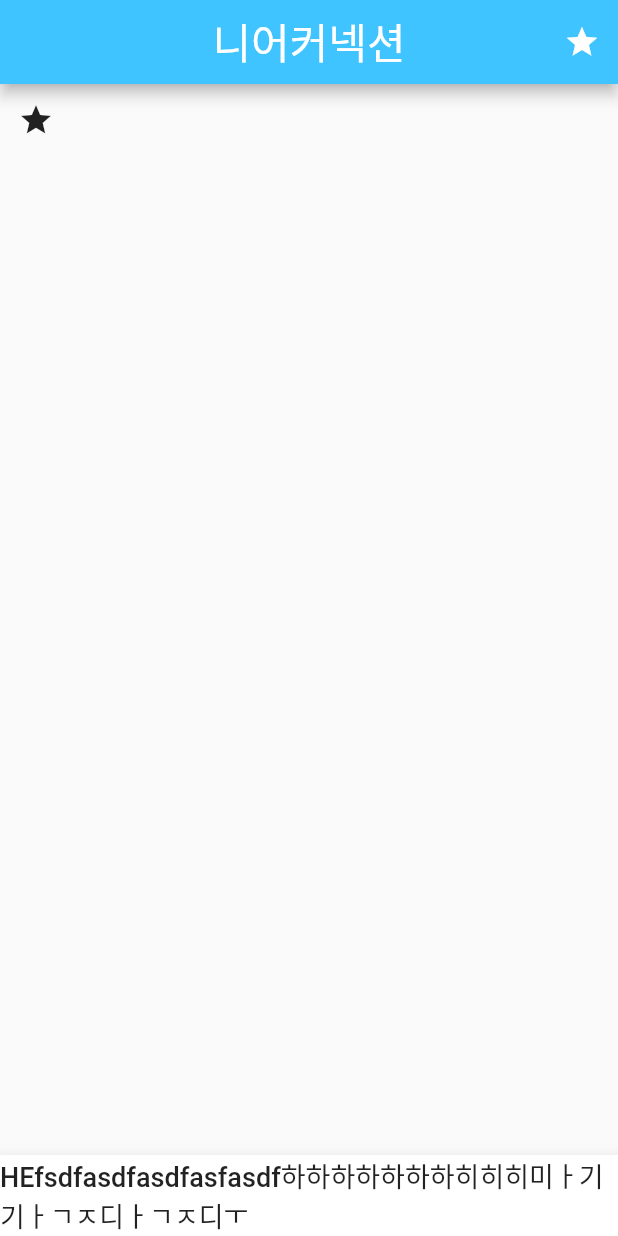
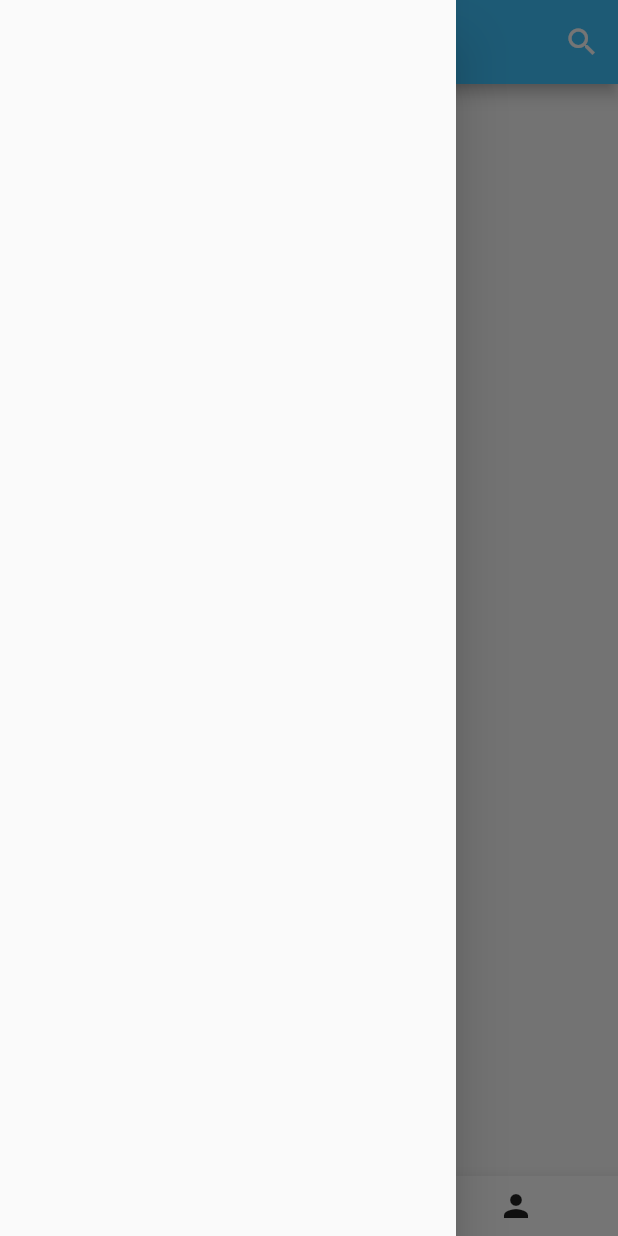
Before and after one commit to KU-Hackathon/NearConnection, a Flutter app: the screen it shows after launch, with the side drawer open (before the commit the screen has no drawer), on a phone screen of 412 x 824 dp. Run offline on Flutter 3.47's test engine with Material 2 defaults, Android fonts, the phone set to English and light mode, and no system bars; our stand-ins replace fluttertoast; missing offline and left inert: kakao_flutter_sdk; Roboto replaces fonts that are missing (Aggro, Pretendard); project files that could hold a hidden picture were left out.

Commit message:
Modeling first

```diff
--- /dev/null
+++ b/kwanho/lib/Screens/bottom.dart
@@ -0,0 +1,22 @@
+
+import 'package:flutter/material.dart';
+
+class Bottom extends StatelessWidget {
+  const Bottom({super.key});
+
+  @override
+  Widget build(BuildContext context) {
+    return BottomAppBar(
+      height: 40,
+      child: Row(
+        mainAxisAlignment: MainAxisAlignment.spaceEvenly,
+        children: [
+          IconButton(onPressed: ()=> Navigator.pushNamed(context, '/MyPage'), icon: Icon(Icons.person)),
+          IconButton(onPressed: ()=> Navigator.pushNamed(context, '/PostView'), icon: Icon(Icons.person)),
+          IconButton(onPressed: ()=> Navigator.pushNamed(context, '/Login'), icon: Icon(Icons.person)),
+          IconButton(onPressed: ()=> Navigator.pushNamed(context, '/PostView'), icon: Icon(Icons.person)),
+        ],
+      ),
+    );
+  }
+}
--- /dev/null
+++ b/kwanho/lib/Screens/mainpage.dart
@@ -0,0 +1,68 @@
+
+import 'package:flutter/material.dart';
+
+import 'bottom.dart';
+class MainPage extends StatelessWidget {
+  const MainPage({super.key});
+  @override
+  Widget build(BuildContext context) {
+    return Scaffold(
+      drawer: Drawer(),
+      appBar: AppBar(
+        title: Text("니어커넥션"),
+        actions: [
+          IconButton(onPressed: (){}, icon: Icon(Icons.search))
+        ],
+      ),
+
+      body: ListView(
+        children: [
+
+        ],
+      ),
+      bottomNavigationBar: Bottom(),
+    );
+  }
+}
+class View extends StatelessWidget {
+  final String Title;
+  View(this.Title);
+
+  @override
+  Widget build(BuildContext context) {
+    return SizedBox(
+      height: 350,
+      child: Center(
+        child: Padding(
+          padding: const EdgeInsets.all(10),
+          child: Container(
+            width: double.maxFinite,
+            decoration: BoxDecoration( border: Border.all(width: 3, color: Colors.black), borderRadius: BorderRadius.all(Radius.circular(20))),
+            child: Column(
+              children: [
+                Padding(
+                  padding: const EdgeInsets.only(top: 20),
+                  child: SizedBox(width:double.maxFinite,child: Text("       $Title 게시판",textAlign: TextAlign.left,),),
+                ),
+                TextButton(onPressed: (){}, child: Text("알랄랄라ㅏㄹ라랄"))
+              ],
+            ),
+          ),
+        ),
+      ),
+    );
+  }
+}
+
+class Preview extends StatelessWidget {
+  const Preview({super.key});
+
+  @override
+  Widget build(BuildContext context) {
+    return Container(
+      height: 300,
+      width: 200,
+      color: Colors.red,
+    );
+  }
+}
--- a/kwanho/lib/main.dart
+++ b/kwanho/lib/main.dart
@@ -1,5 +1,14 @@
 import 'package:flutter/material.dart';
+import 'package:provider/provider.dart';
+import 'package:kakao_flutter_sdk/kakao_flutter_sdk.dart';
 import 'MyTheme.dart';
+import 'Screens/login.dart';
+import 'Screens/mainpage.dart';
+import 'Screens/mypage.dart';
+import 'Screens/post.dart';
+import 'Screens/postview.dart';
+
+
 void main() {
   runApp(const MyApp());
 }
@@ -8,18 +17,16 @@ class MyApp extends StatelessWidget {
   const MyApp({super.key});
 
   @override
-  Widget build(BuildContext context) {
+  Widget build(BuildContext ctx) {
     return MaterialApp(
       debugShowCheckedModeBanner: false,
       title: "니어커넥션",
       theme: THEME1,
-      home: Scaffold(
-        appBar: AppBar(title: Text("니어커넥션"),
-          actions: [IconButton(onPressed: (){}, icon: Icon(Icons.star),)],
-        ),
-        body: IconButton(icon: Icon(Icons.star),onPressed: (){},),
-        bottomNavigationBar: BottomAppBar(child: Text("HEfsdfasdfasdfasfasdf하하하하하하하히히히미ㅏ기기ㅏㄱㅈ디ㅏㄱㅈ디ㅜ"),),
-      ),
+      initialRoute: '/',
+      routes: {
+        '/': (ctx)=>MainPage(), '/Login':(ctx)=>LoginPage(),'/PostView':(ctx)=>PostViewPage(),
+        '/PostView/Post':(ctx)=>PostPage(), '/MyPage':(ctx)=>MyPage()
+      },
     );
   }
 }
--- a/kwanho/pubspec.yaml
+++ b/kwanho/pubspec.yaml
@@ -30,11 +30,13 @@ environment:
 dependencies:
   flutter:
     sdk: flutter
-
+  fluttertoast: ^8.0.7
 
   # The following adds the Cupertino Icons font to your application.
   # Use with the CupertinoIcons class for iOS style icons.
   cupertino_icons: ^1.0.2
+  kakao_flutter_sdk: ^1.5.0
+  provider: ^6.0.5
 
 dev_dependencies:
   flutter_test:
```
Also changed, not shown: kwanho/lib/Screens/login.dart (added, +88 -0 lines), kwanho/lib/Screens/mypage.dart (added, +13 -0 lines), kwanho/lib/Screens/post.dart (added, +13 -0 lines), kwanho/lib/Screens/postview.dart (added, +18 -0 lines), kwanho/lib/User.dart (added, +7 -0 lines), kwanho/pubspec.lock, 9 other files.
